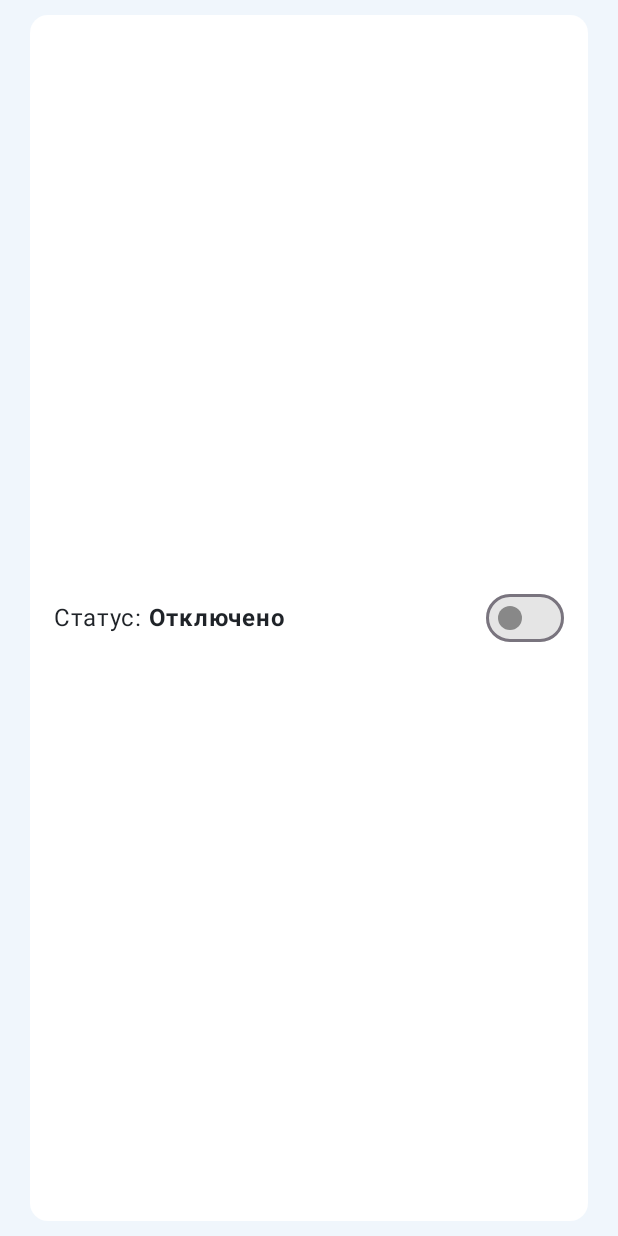
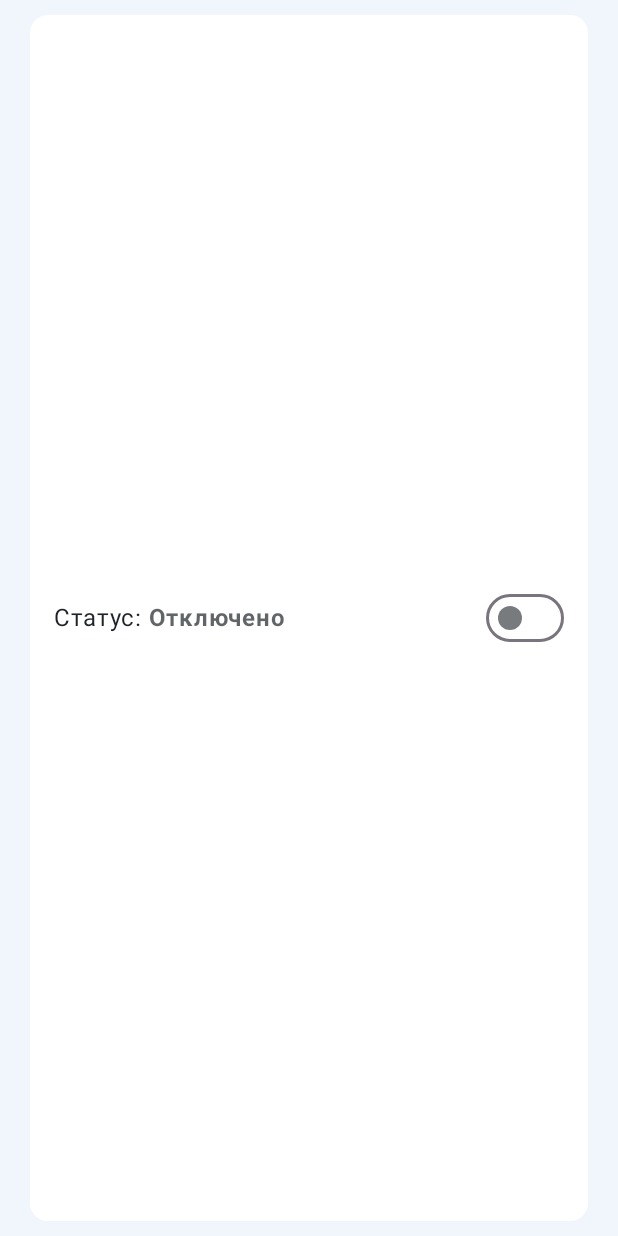
Before and after one commit to holodnayazvezda/PickMeCommentator, an Android app built with Jetpack Compose: the composable ServerConnectionElement shown on its own in the app's theme, on a phone screen of 412 x 824 dp. Run offline under Robolectric (Android 15) with nearby library versions, the phone set to English and light mode, and no system bars; libraries missing offline, so code that uses them is left out: io.socket.client; 2 statements that could not run were skipped.

Commit message:
ui fixes

```diff
--- a/app/src/main/java/com/example/pickmecommentator/presentation/components/ServerConnectionElement.kt
+++ b/app/src/main/java/com/example/pickmecommentator/presentation/components/ServerConnectionElement.kt
@@ -20,13 +20,14 @@ import androidx.compose.runtime.getValue
 import androidx.compose.ui.Alignment
 import androidx.compose.ui.Modifier
 import androidx.compose.ui.draw.clip
-import androidx.compose.ui.graphics.Color
 import androidx.compose.ui.text.SpanStyle
 import androidx.compose.ui.text.buildAnnotatedString
 import androidx.compose.ui.text.font.FontWeight
 import androidx.compose.ui.text.withStyle
 import androidx.compose.ui.unit.dp
 import com.example.pickmecommentator.presentation.screens.main.bottomnav.current_session.CurrentSessionScreenViewModel
+import com.example.pickmecommentator.presentation.theme.StatusGreen
+import com.example.pickmecommentator.presentation.theme.SwitchBlue
 
 @Composable
 fun ServerConnectionElement(
@@ -39,29 +40,28 @@ fun ServerConnectionElement(
             .fillMaxSize()
             .padding(horizontal = 20.dp, vertical = 10.dp)
             .clip(RoundedCornerShape(12.dp))
-            .background(MaterialTheme.colorScheme.surfaceVariant), // Changed to surfaceVariant for contrast
+            .background(MaterialTheme.colorScheme.surfaceVariant),
         horizontalArrangement = Arrangement.SpaceBetween,
         verticalAlignment = Alignment.CenterVertically,
     ) {
         val statusText = buildAnnotatedString {
-            withStyle(SpanStyle(fontWeight = FontWeight.Normal)) {
+            withStyle(SpanStyle(fontWeight = FontWeight.Normal, color = MaterialTheme.colorScheme.onSurfaceVariant)) {
                 append("Статус: ")
             }
-            withStyle(SpanStyle(fontWeight = FontWeight.Bold)) {
-                append(
-                    if (connectionState.isConnected) {
-                        "Подключено"
-                    } else {
-                        "Отключено"
-                    }
-                )
+            if (connectionState.isConnected) {
+                withStyle(SpanStyle(fontWeight = FontWeight.Bold, color = StatusGreen)) {
+                    append("Подключено")
+                }
+            } else {
+                withStyle(SpanStyle(fontWeight = FontWeight.Bold, color = MaterialTheme.colorScheme.onSurfaceVariant.copy(alpha = 0.7f))) {
+                    append("Отключено")
+                }
             }
         }
         Text(
             modifier = Modifier.padding(start = 16.dp),
             text = statusText,
-            style = MaterialTheme.typography.bodyLarge,
-            color = MaterialTheme.colorScheme.onSurfaceVariant
+            style = MaterialTheme.typography.bodyLarge
         )
 
         Switch(
@@ -71,10 +71,10 @@ fun ServerConnectionElement(
                 viewModel.onSwitchChanged()
             },
             colors = SwitchDefaults.colors(
-                checkedThumbColor = MaterialTheme.colorScheme.primary,
-                checkedTrackColor = MaterialTheme.colorScheme.secondary,
-                uncheckedThumbColor = Color.Gray,
-                uncheckedTrackColor = Color.LightGray.copy(alpha = 0.5f)
+                checkedThumbColor = SwitchBlue,
+                checkedTrackColor = SwitchBlue.copy(alpha = 0.5f),
+                uncheckedThumbColor = MaterialTheme.colorScheme.onSurface.copy(alpha = 0.6f),
+                uncheckedTrackColor = MaterialTheme.colorScheme.surface
             ),
             thumbContent = if (connectionState.isConnected) {
                 {
@@ -82,7 +82,7 @@ fun ServerConnectionElement(
                         imageVector = Icons.Filled.Check,
                         contentDescription = null,
                         modifier = Modifier.size(SwitchDefaults.IconSize),
-                        tint = Color.White
+                        tint = MaterialTheme.colorScheme.onPrimary // White icon
                     )
                 }
             } else {
--- a/app/src/main/java/com/example/pickmecommentator/presentation/screens/main/MainScreen.kt
+++ b/app/src/main/java/com/example/pickmecommentator/presentation/screens/main/MainScreen.kt
@@ -89,7 +89,7 @@ fun MainScreen() {
                             selectedTextColor = MaterialTheme.colorScheme.primary,
                             unselectedIconColor = MaterialTheme.colorScheme.onSurface.copy(alpha = 0.6f),
                             unselectedTextColor = MaterialTheme.colorScheme.onSurface.copy(alpha = 0.6f),
-                            indicatorColor = MaterialTheme.colorScheme.surfaceVariant // Brighter indicator
+                            indicatorColor = MaterialTheme.colorScheme.surfaceVariant
                         )
                     )
                 }
--- a/app/src/main/java/com/example/pickmecommentator/presentation/theme/Color.kt
+++ b/app/src/main/java/com/example/pickmecommentator/presentation/theme/Color.kt
@@ -5,6 +5,8 @@ import androidx.compose.ui.graphics.Color
 // Custom colors based on the logo
 val RobotBlue = Color(0xFF0080FF)       // A more vibrant and deeper blue
 val LightRobotBlue = Color(0xFF5AD6FF)   // Lighter shade for highlights
+val StatusGreen = Color(0xFF34C759)     // A pleasant green for connection status
+val SwitchBlue = Color(0xFF409cff)     // Custom blue for the switch
 
 // Dark Theme Palette
 val DarkBackground = Color(0xFF0D1117)    // Deep dark blue/black background
```
